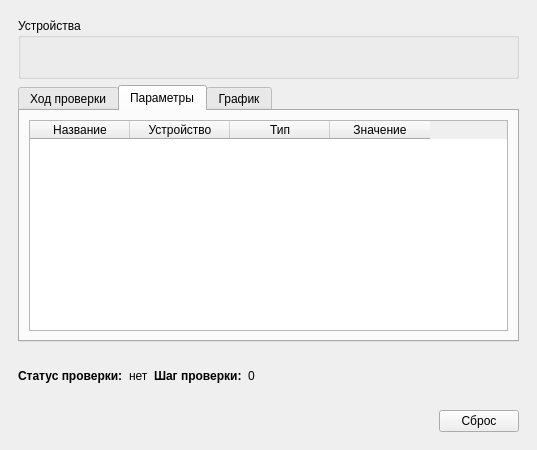
First picture: the form in src/mainwindow.ui, repository io2357911/tqma335x-panel, before the edit.
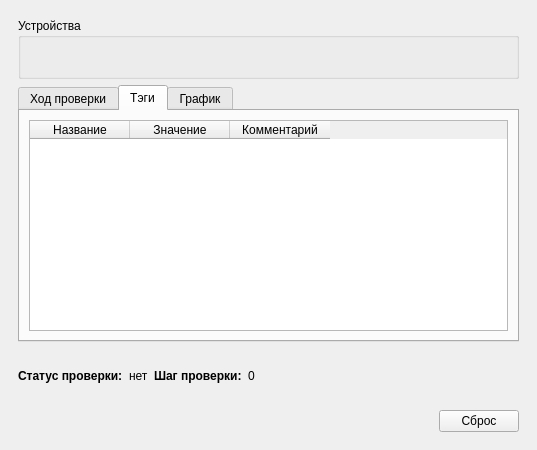
Second picture: the form after the edit. The open tabs and pages were chosen to show the change. Custom widgets are drawn as their Qt base class.

Patch:
```diff
--- a/src/mainwindow.ui
+++ b/src/mainwindow.ui
@@ -63,7 +63,7 @@
          </widget>
          <widget class="QWidget" name="tab_2">
           <attribute name="title">
-           <string>Параметры</string>
+           <string>Тэги</string>
           </attribute>
           <layout class="QGridLayout" name="gridLayout_7">
            <item row="0" column="0">
@@ -73,21 +73,16 @@
                <string>Название</string>
               </property>
              </column>
-             <column>
-              <property name="text">
-               <string>Устройство</string>
-              </property>
-             </column>
-             <column>
-              <property name="text">
-               <string>Тип</string>
-              </property>
-             </column>
              <column>
               <property name="text">
                <string>Значение</string>
               </property>
              </column>
+             <column>
+              <property name="text">
+               <string>Комментарий</string>
+              </property>
+             </column>
             </widget>
            </item>
           </layout>
```
